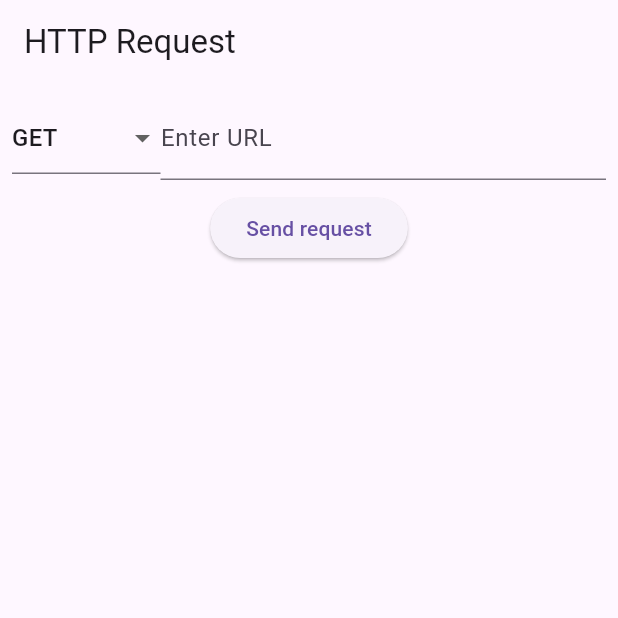
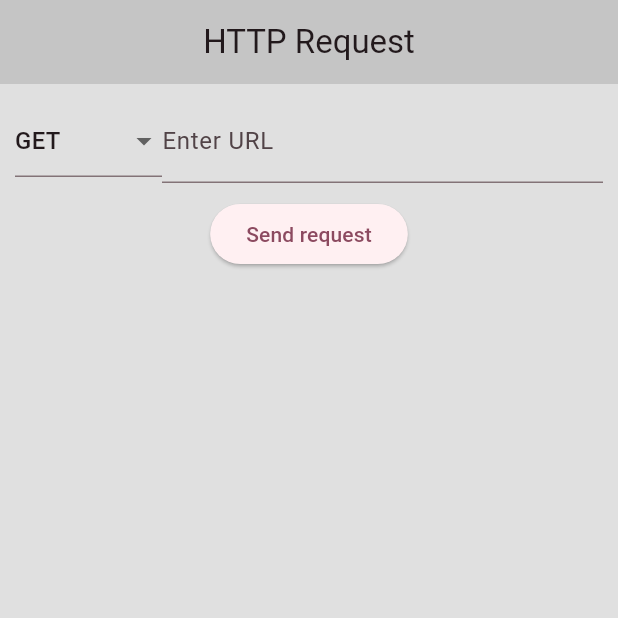
Before and after one commit to mzakharow/test_rest, a Flutter app: the screen it shows after launch, after a tap on "Send request", on a phone screen of 412 x 824 dp, the top half of it. Run offline on Flutter 3.47's test engine with Material 3 defaults, Android fonts, the light colour scheme and no system bars; network calls fail.

Commit message:
Divided into files

```diff
--- /dev/null
+++ b/lib/features/home_page/home_page.dart
@@ -0,0 +1,134 @@
+// import 'dart:convert';
+// import 'dart:js_interop';
+// import 'package:dio/dio.dart';
+import 'package:flutter/material.dart';
+import 'package:http/http.dart' as http;
+
+class TestRESTHomePage extends StatefulWidget {
+  @override
+  _TestRESTHomePageState createState() => _TestRESTHomePageState();
+}
+
+class _TestRESTHomePageState extends State<TestRESTHomePage> {
+  TextEditingController _urlController = TextEditingController();
+  String _selectedMethod = 'GET';
+  List<String> _responses = [];
+
+  Future<void> fetchData(String url, String method) async {
+    // final response = await Dio().get(url);
+    // final data = response.data as Map<String, dynamic>;
+
+    http.Response response;
+    switch (method) {
+      case 'GET':
+        response = await http.get(Uri.parse(url));
+        break;
+      case 'POST':
+        response = await http.post(Uri.parse(url));
+        break;
+      case 'DELETE':
+        response = await http.delete(Uri.parse(url));
+        break;
+      case 'UPDATE':
+        response = await http.put(Uri.parse(url));
+        break;
+      default:
+        response = await http.get(Uri.parse(url));
+    }
+
+    // if (response == null) {
+    //   return _responses.add('Error: ');
+    // } else {
+      if (response.statusCode == 200) {
+        setState(() {
+          // if (response == null) {
+          //   return _responses.add('Error: ');
+          // } else {
+          // _responses.add(json.decode(response.body).toString());
+          _responses.add(response.body.toString());
+          // }
+        });
+      } else {
+        setState(() {
+          // if (response == null) {
+          //   return _responses.add('Error: ');
+          // } else {
+          _responses.add('Error: ${response.statusCode}');
+          // }
+        });
+      }
+      // } else {
+      //   return _responses.add('Error: ');
+    // }
+  }
+
+  @override
+  Widget build(BuildContext context) {
+    return Scaffold(
+      appBar: AppBar(
+        title: Text('HTTP Request'),
+        centerTitle: true,
+      ),
+      body: Column(
+        children: <Widget>[
+          Padding(
+            padding: const EdgeInsets.all(10.0),
+            child: Row(
+              children: [
+                Expanded(
+                  child: DropdownButtonFormField<String>(
+                    value: _selectedMethod,
+                    onChanged: (newValue) {
+                      setState(() {
+                        _selectedMethod = newValue!;
+                      });
+                    },
+                    items: ['GET', 'POST', 'DELETE', 'UPDATE']
+                        .map<DropdownMenuItem<String>>((String value) {
+                      return DropdownMenuItem<String>(
+                        value: value,
+                        child: Text(value),
+                      );
+                    }).toList(),
+                  ),
+                ),
+                Expanded(
+                  flex: 3,
+                  child: TextField(
+                    controller: _urlController,
+                    decoration: InputDecoration(labelText: 'Enter URL'),
+                  ),
+                ),
+              ],
+            ),
+          ),
+          ElevatedButton(
+            onPressed: () {
+              fetchData(_urlController.text, _selectedMethod);
+            },
+            // child: Icon(Icons.send),
+            child: const Text('Send request'),
+          ),
+          Expanded(
+            child: ListView.separated(
+              itemCount: _responses.length,
+              separatorBuilder: (context, index) => const Divider(),
+              itemBuilder: (context, index) {
+                return ListTile(
+                  title: Text('Response ${index + 1}: $_selectedMethod : ${_urlController.text}'),
+                  subtitle: Text(_responses[index]),
+                );
+              },
+            ),
+          ),
+        ],
+      ),
+    );
+  }
+
+  // @override
+  // void dispose() {
+  //   _urlController.dispose();
+  //   super.dispose();
+  // }
+}
--- a/lib/main.dart
+++ b/lib/main.dart
@@ -1,142 +1,6 @@
-import 'dart:convert';
 import 'package:flutter/material.dart';
-import 'package:http/http.dart' as http;
+import 'package:test_rest/test_rest.dart';
 
 void main() {
   runApp(TestREST());
 }
-
-class TestREST extends StatelessWidget {
-  @override
-  Widget build(BuildContext context) {
-    return MaterialApp(
-      title: 'HTTP Request',
-      theme: ThemeData(
-        primarySwatch: Colors.blue,
-      ),
-      home: MyHomePage(),
-    );
-  }
-}
-
-class MyHomePage extends StatefulWidget {
-  @override
-  _MyHomePageState createState() => _MyHomePageState();
-}
-
-class _MyHomePageState extends State<MyHomePage> {
-  TextEditingController _urlController = TextEditingController();
-  String _selectedMethod = 'GET';
-  List<String> _responses = [];
-
-  Future<void> fetchData(String url, String method) async {
-    http.Response response;
-    switch (method) {
-      case 'GET':
-        response = await http.get(Uri.parse(url));
-        break;
-      case 'POST':
-        response = await http.post(Uri.parse(url));
-        break;
-      case 'DELETE':
-        response = await http.delete(Uri.parse(url));
-        break;
-      case 'UPDATE':
-        response = await http.put(Uri.parse(url));
-        break;
-      default:
-        response = await http.get(Uri.parse(url));
-    }
-
-    if (response == null) {
-      return _responses.add('Error: ');
-    } else {
-      if (response.statusCode == 200) {
-        setState(() {
-          // if (response == null) {
-          //   return _responses.add('Error: ');
-          // } else {
-          _responses.add(json.decode(response.body).toString());
-          // }
-        });
-      } else {
-        setState(() {
-          // if (response == null) {
-          //   return _responses.add('Error: ');
-          // } else {
-          _responses.add('Error: ${response.statusCode}');
-          // }
-        });
-      }
-      // } else {
-      //   return _responses.add('Error: ');
-    }
-  }
-
-  @override
-  Widget build(BuildContext context) {
-    return Scaffold(
-      appBar: AppBar(
-        title: Text('HTTP Request'),
-      ),
-      body: Column(
-        children: <Widget>[
-          Padding(
-            padding: const EdgeInsets.all(8.0),
-            child: Row(
-              children: [
-                Expanded(
-                  child: DropdownButtonFormField<String>(
-                    value: _selectedMethod,
-                    onChanged: (newValue) {
-                      setState(() {
-                        _selectedMethod = newValue!;
-                      });
-                    },
-                    items: ['GET', 'POST', 'DELETE', 'UPDATE']
-                        .map<DropdownMenuItem<String>>((String value) {
-                      return DropdownMenuItem<String>(
-                        value: value,
-                        child: Text(value),
-                      );
-                    }).toList(),
-                  ),
-                ),
-                Expanded(
-                  flex: 3,
-                  child: TextField(
-                    controller: _urlController,
-                    decoration: InputDecoration(labelText: 'Enter URL'),
-                  ),
-                ),
-              ],
-            ),
-          ),
-          ElevatedButton(
-            onPressed: () {
-              fetchData(_urlController.text, _selectedMethod);
-            },
-            child: Text('Send request'),
-          ),
-          Expanded(
-            child: ListView.builder(
-              itemCount: _responses.length,
-              itemBuilder: (context, index) {
-                return ListTile(
-                  title: Text('Response ${index + 1}:'),
-                  subtitle: Text(_responses[index]),
-                );
-              },
-            ),
-          ),
-        ],
-      ),
-    );
-  }
-
-  @override
-  void dispose() {
-    _urlController.dispose();
-    super.dispose();
-  }
-}
--- /dev/null
+++ b/lib/test_rest.dart
@@ -0,0 +1,14 @@
+import 'package:flutter/material.dart';
+import 'package:test_rest/features/home_page/home_page.dart';
+import 'package:test_rest/ui/theme/theme.dart';
+
+class TestREST extends StatelessWidget {
+  @override
+  Widget build(BuildContext context) {
+    return MaterialApp(
+      title: 'HTTP Request',
+      theme: darkTheme,
+      home: TestRESTHomePage(),
+    );
+  }
+}
--- /dev/null
+++ b/lib/ui/theme/theme.dart
@@ -0,0 +1,23 @@
+import 'package:flutter/material.dart';
+
+final darkTheme = ThemeData(
+  colorScheme: ColorScheme.fromSeed(seedColor: Colors.black12),
+  scaffoldBackgroundColor: Colors.black12,
+  primarySwatch: Colors.yellow,
+  dividerColor: Colors.white24,
+  listTileTheme: ListTileThemeData(iconColor: Colors.white),
+  useMaterial3: true,
+  appBarTheme: AppBarTheme(backgroundColor: Colors.black12),
+  textTheme: TextTheme(
+    bodyMedium: const TextStyle(
+      color: Colors.green,
+      fontWeight: FontWeight.w700,
+      fontSize: 14,
+    ),
+    labelSmall: TextStyle(
+      color: Colors.white.withOpacity(0.6),
+      fontWeight: FontWeight.w700,
+      fontSize: 10,
+    ),
+  ),
+);
--- a/pubspec.yaml
+++ b/pubspec.yaml
@@ -36,6 +36,7 @@ dependencies:
   # Use with the CupertinoIcons class for iOS style icons.
   cupertino_icons: ^1.0.6
   http: ^1.2.1
+  dio: ^5.4.1
 
 dev_dependencies:
   flutter_test:
```
Also changed, not shown: lib/features/settings_page/settings_page.dart (added), lib/router/router.dart (added), pubspec.lock, 1 other file.
